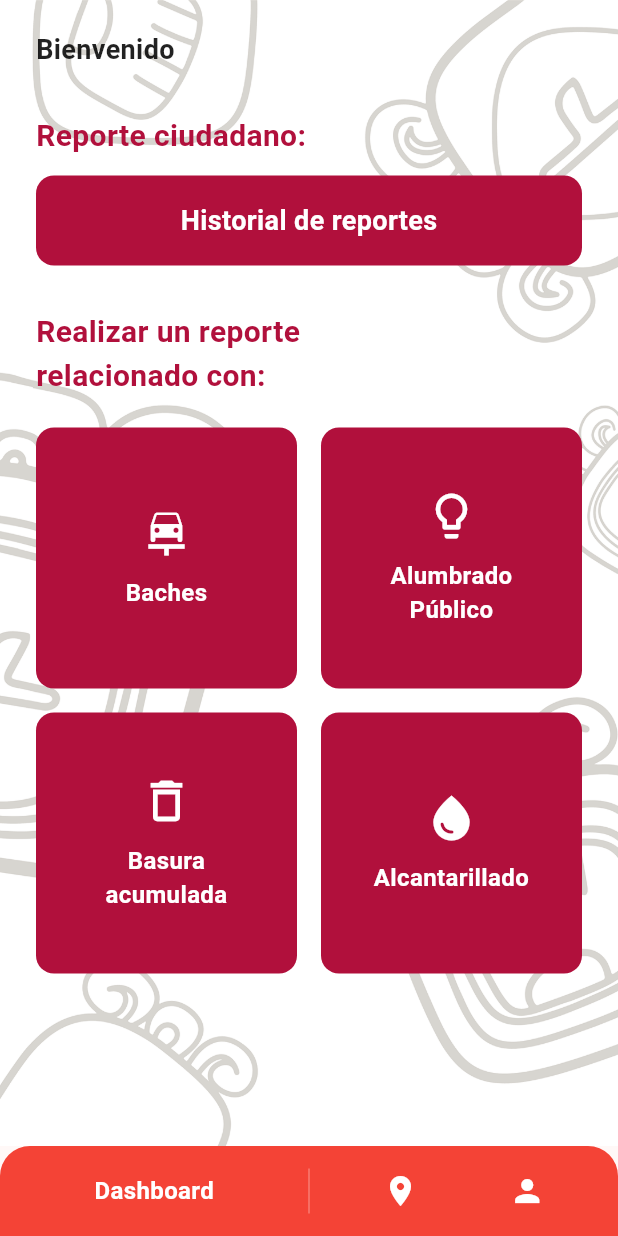
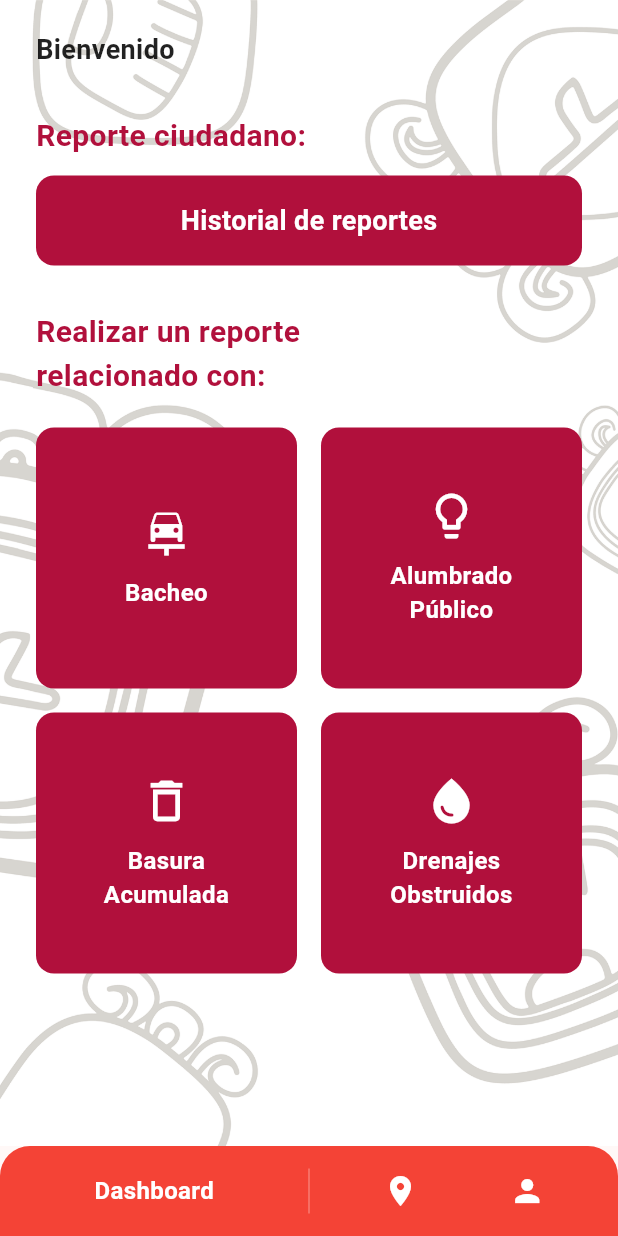
Before and after one commit to xXValiSamaXx/lumvida_Flutter, a Flutter app: the screen it shows once a user with an empty profile is signed in, on a phone screen of 412 x 824 dp. Run offline on Flutter 3.47's test engine with Material 3 defaults, Android fonts, the phone set to English and light mode, and no system bars; our stand-ins replace cloud_firestore, firebase_auth, firebase_core, firebase_storage, google_sign_in, image_picker and 1 more; missing offline and left inert: flutter_osm_plugin; accounts and stored records are empty.

Commit message:
Correccion de nombres en vareables de los reportes

```diff
--- a/lib/screens/InicioScreen.dart
+++ b/lib/screens/InicioScreen.dart
@@ -108,8 +108,8 @@ class InicioScreen extends StatelessWidget {
                       _buildCategoryButton(
                         context: context,
                         icon: Icons.car_repair,
-                        title: 'Baches',
-                        categoria: 'Baches',
+                        title: 'Bacheo',
+                        categoria: 'Bacheo',
                       ),
                       _buildCategoryButton(
                         context: context,
@@ -120,14 +120,14 @@ class InicioScreen extends StatelessWidget {
                       _buildCategoryButton(
                         context: context,
                         icon: Icons.delete_outline,
-                        title: 'Basura\nacumulada',
-                        categoria: 'Basura acumulada',
+                        title: 'Basura\nAcumulada',
+                        categoria: 'Basura Acumulada',
                       ),
                       _buildCategoryButton(
                         context: context,
                         icon: Icons.water_drop,
-                        title: 'Alcantarillado',
-                        categoria: 'Alcantarillado',
+                        title: 'Drenajes\nObstruidos',
+                        categoria: 'Drenajes Obstruidos',
                       ),
                     ],
                   ),
--- a/lib/screens/MapScreen.dart
+++ b/lib/screens/MapScreen.dart
@@ -80,19 +80,16 @@ class _MapScreenState extends State<MapScreen> {
           }
 
           switch (categoria) {
-            case 'baches':
             case 'bacheo':
               markerIcon = const Icon(Icons.car_repair, color: Colors.red, size: 48);
               break;
             case 'alumbrado público':
-            case 'alumbrado':
               markerIcon = const Icon(Icons.lightbulb_outline, color: Colors.yellow, size: 48);
               break;
             case 'basura acumulada':
-            case 'basura':
               markerIcon = const Icon(Icons.delete_outline, color: Colors.orange, size: 48);
               break;
-            case 'alcantarillado':
+            case 'drenajes obstruidos':
               markerIcon = const Icon(Icons.water_drop, color: Colors.blue, size: 48);
               break;
             default:
@@ -181,13 +178,15 @@ class _MapScreenState extends State<MapScreen> {
       }
 
       // Verificar si la categoría coincide con el filtro
-      if (filtro == 'baches' && (categoriaOriginal.contains('bache') || categoriaOriginal.contains('bacheo'))) {
+      if (filtro == 'bacheo' && categoriaOriginal.contains('bacheo')) {
         return true;
       } else if (filtro == 'alumbrado' && categoriaOriginal.contains('alumbrado')) {
         return true;
       } else if (filtro == 'basura' && categoriaOriginal.contains('basura')) {
         return true;
-      } else if (filtro == 'alcantarillado' && categoriaOriginal.contains('alcantarillado')) {
+      } else if (filtro == 'drenajes' && (
+          categoriaOriginal.contains('drenajes') ||
+              categoriaOriginal.contains('obstruidos'))) {
         return true;
       }
 
@@ -233,8 +232,8 @@ class _MapScreenState extends State<MapScreen> {
                     _buildFilterChip('Todos', _selectedFilter == null || _selectedFilter == 'Todos', () {
                       _applyFilter('Todos');
                     }),
-                    _buildFilterChip('Baches', _selectedFilter == 'Baches', () {
-                      _applyFilter('Baches');
+                    _buildFilterChip('Bacheo', _selectedFilter == 'Bacheo', () {
+                      _applyFilter('Bacheo');
                     }),
                     _buildFilterChip('Alumbrado', _selectedFilter == 'Alumbrado', () {
                       _applyFilter('Alumbrado');
@@ -242,8 +241,8 @@ class _MapScreenState extends State<MapScreen> {
                     _buildFilterChip('Basura', _selectedFilter == 'Basura', () {
                       _applyFilter('Basura');
                     }),
-                    _buildFilterChip('Alcantarillado', _selectedFilter == 'Alcantarillado', () {
-                      _applyFilter('Alcantarillado');
+                    _buildFilterChip('Drenajes', _selectedFilter == 'Drenajes', () {
+                      _applyFilter('Drenajes');
                     }),
                   ],
                 ),
--- a/lib/utils/report_categories.dart
+++ b/lib/utils/report_categories.dart
@@ -21,7 +21,7 @@ class ReportCategory {
 class ReportCategories {
   static const List<ReportCategory> categories = [
     ReportCategory(
-      name: 'Baches',
+      name: 'Bacheo',
       icon: Icons.car_repair,
       options: [
         ReportOption(description: 'Bache grande que dificulta el tránsito'),
@@ -43,7 +43,7 @@ class ReportCategories {
       ],
     ),
     ReportCategory(
-      name: 'Basura acumulada',
+      name: 'Basura Acumulada',
       icon: Icons.delete_outline,
       options: [
         ReportOption(description: 'Basurero desbordado'),
@@ -54,7 +54,7 @@ class ReportCategories {
       ],
     ),
     ReportCategory(
-      name: 'Alcantarillado',
+      name: 'Drenajes Obstruidos',
       icon: Icons.water_drop,
       options: [
         ReportOption(description: 'Alcantarilla tapada o bloqueada'),
```
Also changed, not shown: pubspec.lock.
